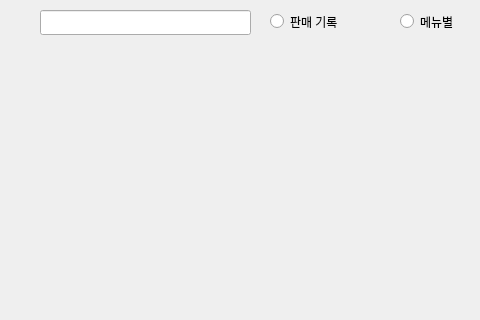
cccsssshh/Aris_Team5, file store/ui/daily_sales.ui: the form before one commit; both pictures show x 0 to 480 and y 0 to 320 of the 594 by 435 pixel window.
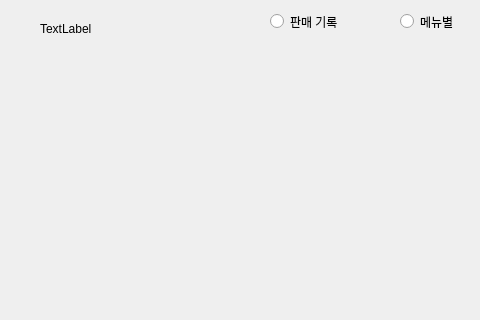
The form after the commit. The open tabs and pages were chosen to show the change.

Commit message: add seeing daily menu sales grpah function

What changed in the file:
```diff
--- a/store/ui/daily_sales.ui
+++ b/store/ui/daily_sales.ui
@@ -13,19 +13,6 @@
   <property name="windowTitle">
    <string>Dialog</string>
   </property>
-  <widget class="QLineEdit" name="dateLine">
-   <property name="geometry">
-    <rect>
-     <x>40</x>
-     <y>10</y>
-     <width>211</width>
-     <height>25</height>
-    </rect>
-   </property>
-   <property name="readOnly">
-    <bool>true</bool>
-   </property>
-  </widget>
   <widget class="QStackedWidget" name="stackedWidget">
    <property name="geometry">
     <rect>
@@ -129,6 +116,19 @@
     <string>메뉴별</string>
    </property>
   </widget>
+  <widget class="QLabel" name="dateLabel">
+   <property name="geometry">
+    <rect>
+     <x>40</x>
+     <y>20</y>
+     <width>171</width>
+     <height>17</height>
+    </rect>
+   </property>
+   <property name="text">
+    <string>TextLabel</string>
+   </property>
+  </widget>
  </widget>
  <resources/>
  <connections/>
```
Left out of the diff: 24 changed lines with no effect on the pictures. The commit also changes 6 other files.
